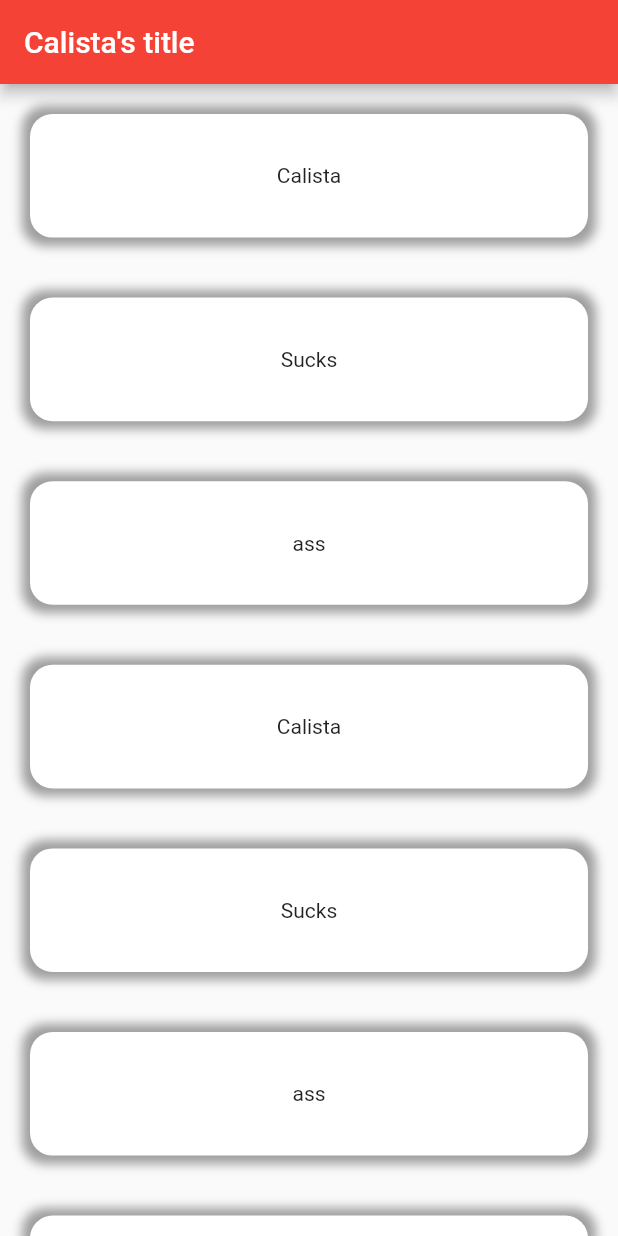
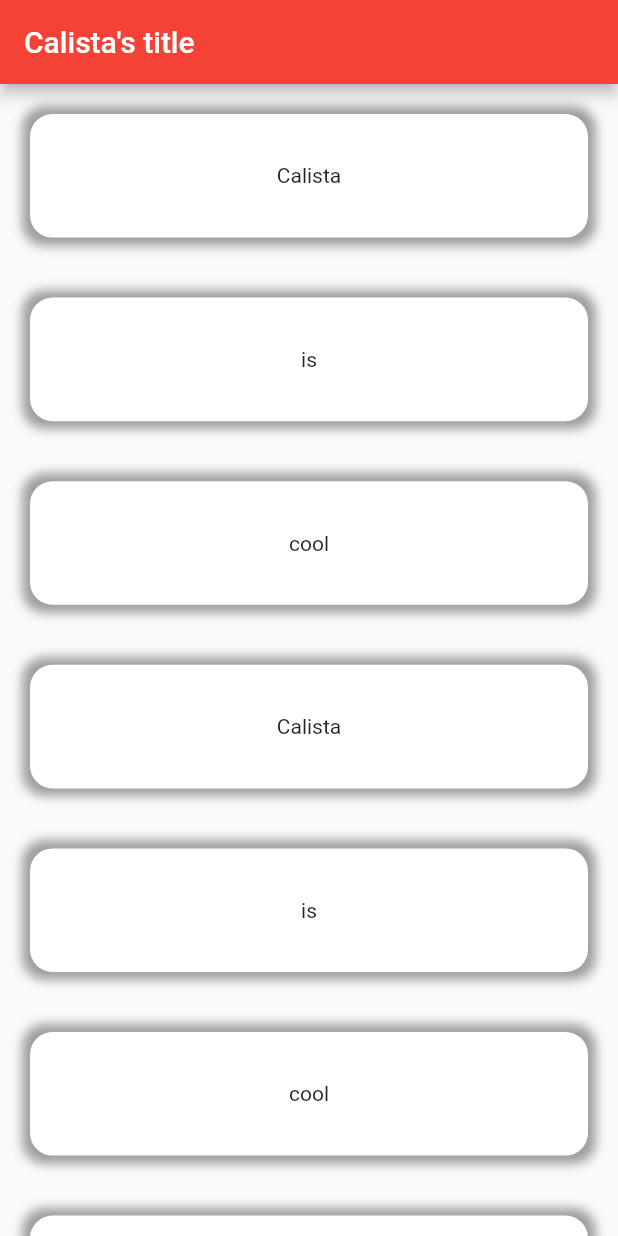
Before and after one commit to gsboktor/flutter_playground, a Flutter app: the screen it shows after launch, on a phone screen of 412 x 824 dp. Run offline on Flutter 3.47's test engine with Material 2 defaults, Android fonts, the phone set to English and light mode, and no system bars.

Commit message:
saving my career

```diff
--- a/lib/main.dart
+++ b/lib/main.dart
@@ -44,14 +44,14 @@ class _CalistaWidgetState extends State<CalistaWidget> {
           child: ListView(
         children: <Widget>[
           CustomBoxWidget(title: "Calista"),
-          CustomBoxWidget(title: "Sucks"),
-          CustomBoxWidget(title: "ass"),
+          CustomBoxWidget(title: "is"),
+          CustomBoxWidget(title: "cool"),
           CustomBoxWidget(title: "Calista"),
-          CustomBoxWidget(title: "Sucks"),
-          CustomBoxWidget(title: "ass"),
+          CustomBoxWidget(title: "is"),
+          CustomBoxWidget(title: "cool"),
           CustomBoxWidget(title: "Calista"),
-          CustomBoxWidget(title: "Sucks"),
-          CustomBoxWidget(title: "ass"),
+          CustomBoxWidget(title: "is"),
+          CustomBoxWidget(title: "cool"),
         ],
       )),
     );
```
